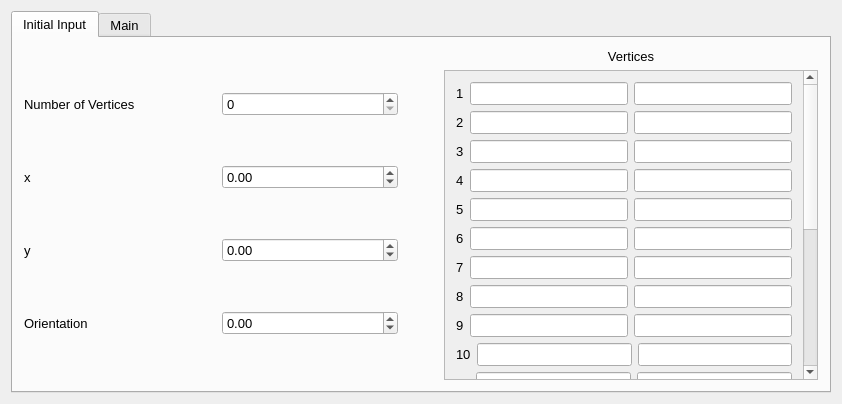
First picture: the form in QtClients/MovementDebugger/mainwindow.ui, repository madhavpatel6/EmbeddedSystemDesign_Team02, before the edit.
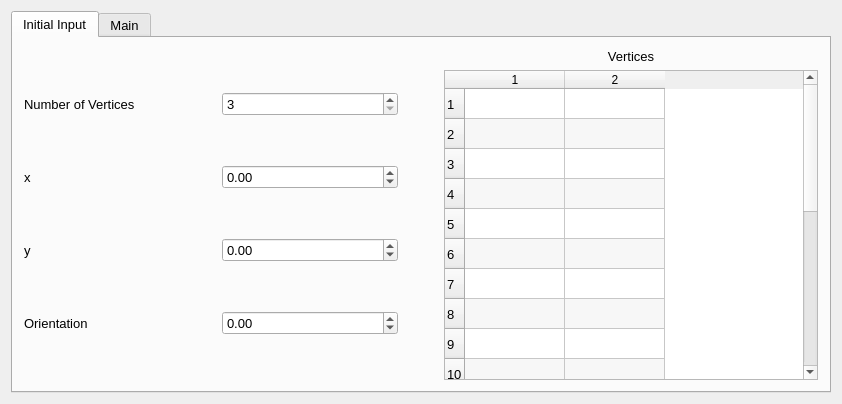
Second picture: the form after the edit. The open tabs and pages were chosen to show the change.

```diff
--- a/QtClients/MovementDebugger/mainwindow.ui
+++ b/QtClients/MovementDebugger/mainwindow.ui
@@ -96,6 +96,9 @@
               </item>
               <item>
                <widget class="QSpinBox" name="sb_numVertices">
+                <property name="minimum">
+                 <number>3</number>
+                </property>
                 <property name="maximum">
                  <number>20</number>
                 </property>
@@ -280,422 +283,44 @@
              </widget>
             </item>
             <item>
-             <widget class="QScrollArea" name="scrollArea">
-              <property name="widgetResizable">
+             <widget class="QTableWidget" name="tbl_vertices">
+              <property name="layoutDirection">
+               <enum>Qt::LeftToRight</enum>
+              </property>
+              <property name="autoFillBackground">
+               <bool>false</bool>
+              </property>
+              <property name="alternatingRowColors">
                <bool>true</bool>
               </property>
-              <widget class="QWidget" name="scrollAreaWidgetContents">
-               <property name="geometry">
-                <rect>
-                 <x>0</x>
-                 <y>0</y>
-                 <width>356</width>
-                 <height>652</height>
-                </rect>
-               </property>
-               <layout class="QVBoxLayout" name="verticalLayout_9">
-                <item>
-                 <layout class="QHBoxLayout" name="horizontalLayout_13">
-                  <property name="topMargin">
-                   <number>0</number>
-                  </property>
-                  <item>
-                   <widget class="QLabel" name="lbl_1">
-                    <property name="text">
-                     <string>1</string>
-                    </property>
-                   </widget>
-                  </item>
-                  <item>
-                   <widget class="QLineEdit" name="le_x1"/>
-                  </item>
-                  <item>
-                   <widget class="QLineEdit" name="le_y1"/>
-                  </item>
-                 </layout>
-                </item>
-                <item>
-                 <layout class="QHBoxLayout" name="horizontalLayout_15">
-                  <property name="topMargin">
-                   <number>0</number>
-                  </property>
-                  <item>
-                   <widget class="QLabel" name="lbl_2">
-                    <property name="text">
-                     <string>2</string>
-                    </property>
-                   </widget>
-                  </item>
-                  <item>
-                   <widget class="QLineEdit" name="le_x2"/>
-                  </item>
-                  <item>
-                   <widget class="QLineEdit" name="le_y2"/>
-                  </item>
-                 </layout>
-                </item>
-                <item>
-                 <layout class="QHBoxLayout" name="horizontalLayout_16">
-                  <property name="topMargin">
-                   <number>0</number>
-                  </property>
-                  <item>
-                   <widget class="QLabel" name="lbl_3">
-                    <property name="text">
-                     <string>3</string>
-                    </property>
-                   </widget>
-                  </item>
-                  <item>
-                   <widget class="QLineEdit" name="le_x3"/>
-                  </item>
-                  <item>
-                   <widget class="QLineEdit" name="le_y3"/>
-                  </item>
-                 </layout>
-                </item>
-                <item>
-                 <layout class="QHBoxLayout" name="horizontalLayout_17">
-                  <property name="topMargin">
-                   <number>0</number>
-                  </property>
-                  <item>
-                   <widget class="QLabel" name="lbl_4">
-                    <property name="text">
-                     <string>4</string>
-                    </property>
-                   </widget>
-                  </item>
-                  <item>
-                   <widget class="QLineEdit" name="le_x4"/>
-                  </item>
-                  <item>
-                   <widget class="QLineEdit" name="le_y4"/>
-                  </item>
-                 </layout>
-                </item>
-                <item>
-                 <layout class="QHBoxLayout" name="horizontalLayout_18">
-                  <property name="topMargin">
-                   <number>0</number>
-                  </property>
-                  <item>
-                   <widget class="QLabel" name="lbl_5">
-                    <property name="text">
-                     <string>5</string>
-                    </property>
-                   </widget>
-                  </item>
-                  <item>
-                   <widget class="QLineEdit" name="le_x5"/>
-                  </item>
-                  <item>
-                   <widget class="QLineEdit" name="le_y5"/>
-                  </item>
-                 </layout>
-                </item>
-                <item>
-                 <layout class="QHBoxLayout" name="horizontalLayout_19">
-                  <property name="topMargin">
-                   <number>0</number>
-                  </property>
-                  <item>
-                   <widget class="QLabel" name="lbl_6">
-                    <property name="text">
-                     <string>6</string>
-                    </property>
-                   </widget>
-                  </item>
-                  <item>
-                   <widget class="QLineEdit" name="le_x6"/>
-                  </item>
-                  <item>
-                   <widget class="QLineEdit" name="le_y6"/>
-                  </item>
-                 </layout>
-                </item>
-                <item>
-                 <layout class="QHBoxLayout" name="horizontalLayout_20">
-                  <property name="topMargin">
-                   <number>0</number>
-                  </property>
-                  <item>
-                   <widget class="QLabel" name="lbl_7">
-                    <property name="text">
-                     <string>7</string>
-                    </property>
-                   </widget>
-                  </item>
-                  <item>
-                   <widget class="QLineEdit" name="le_x7"/>
-                  </item>
-                  <item>
-                   <widget class="QLineEdit" name="le_y7"/>
-                  </item>
-                 </layout>
-                </item>
-                <item>
-                 <layout class="QHBoxLayout" name="horizontalLayout_21">
-                  <property name="topMargin">
-                   <number>0</number>
-                  </property>
-                  <item>
-                   <widget class="QLabel" name="lbl_8">
-                    <property name="text">
-                     <string>8</string>
-                    </property>
-                   </widget>
-                  </item>
-                  <item>
-                   <widget class="QLineEdit" name="le_x8"/>
-                  </item>
-                  <item>
-                   <widget class="QLineEdit" name="le_y8"/>
-                  </item>
-                 </layout>
-                </item>
-                <item>
-                 <layout class="QHBoxLayout" name="horizontalLayout_22">
-                  <property name="topMargin">
-                   <number>0</number>
-                  </property>
-                  <item>
-                   <widget class="QLabel" name="lbl_9">
-                    <property name="text">
-                     <string>9</string>
-                    </property>
-                   </widget>
-                  </item>
-                  <item>
-                   <widget class="QLineEdit" name="le_x9"/>
-                  </item>
-                  <item>
-                   <widget class="QLineEdit" name="le_y9"/>
-                  </item>
-                 </layout>
-                </item>
-                <item>
-                 <layout class="QHBoxLayout" name="horizontalLayout_23">
-                  <property name="topMargin">
-                   <number>0</number>
-                  </property>
-                  <item>
-                   <widget class="QLabel" name="lbl_10">
-                    <property name="text">
-                     <string>10</string>
-                    </property>
-                   </widget>
-                  </item>
-                  <item>
-                   <widget class="QLineEdit" name="le_x10"/>
-                  </item>
-                  <item>
-                   <widget class="QLineEdit" name="le_y10"/>
-                  </item>
-                 </layout>
-                </item>
-                <item>
-                 <layout class="QHBoxLayout" name="horizontalLayout_33">
-                  <property name="topMargin">
-                   <number>0</number>
-                  </property>
-                  <item>
-                   <widget class="QLabel" name="lbl_11">
-                    <property name="text">
-                     <string>11</string>
-                    </property>
-                   </widget>
-                  </item>
-                  <item>
-                   <widget class="QLineEdit" name="le_x11"/>
-                  </item>
-                  <item>
-                   <widget class="QLineEdit" name="le_y11"/>
-                  </item>
-                 </layout>
-                </item>
-                <item>
-                 <layout class="QHBoxLayout" name="horizontalLayout_32">
-                  <property name="topMargin">
-                   <number>0</number>
-                  </property>
-                  <item>
-                   <widget class="QLabel" name="lbl_12">
-                    <property name="text">
-                     <string>12</string>
-                    </property>
-                   </widget>
-                  </item>
-                  <item>
-                   <widget class="QLineEdit" name="le_x12"/>
-                  </item>
-                  <item>
-                   <widget class="QLineEdit" name="le_y12"/>
-                  </item>
-                 </layout>
-                </item>
-                <item>
-                 <layout class="QHBoxLayout" name="horizontalLayout_31">
-                  <property name="topMargin">
-                   <number>0</number>
-                  </property>
-                  <item>
-                   <widget class="QLabel" name="lbl_13">
-                    <property name="text">
-                     <string>13</string>
-                    </property>
-                   </widget>
-                  </item>
-                  <item>
-                   <widget class="QLineEdit" name="le_x13"/>
-                  </item>
-                  <item>
-                   <widget class="QLineEdit" name="le_y13"/>
-                  </item>
-                 </layout>
-                </item>
-                <item>
-                 <layout class="QHBoxLayout" name="horizontalLayout_30">
-                  <property name="topMargin">
-                   <number>0</number>
-                  </property>
-                  <item>
-                   <widget class="QLabel" name="lbl_14">
-                    <property name="text">
-                     <string>14</string>
-                    </property>
-                   </widget>
-                  </item>
-                  <item>
-                   <widget class="QLineEdit" name="le_x14"/>
-                  </item>
-                  <item>
-                   <widget class="QLineEdit" name="le_y14"/>
-                  </item>
-                 </layout>
-                </item>
-                <item>
-                 <layout class="QHBoxLayout" name="horizontalLayout_29">
-                  <property name="topMargin">
-                   <number>0</number>
-                  </property>
-                  <item>
-                   <widget class="QLabel" name="lbl_15">
-                    <property name="text">
-                     <string>15</string>
-                    </property>
-                   </widget>
-                  </item>
-                  <item>
-                   <widget class="QLineEdit" name="le_x15"/>
-                  </item>
-                  <item>
-                   <widget class="QLineEdit" name="le_y15"/>
-                  </item>
-                 </layout>
-                </item>
-                <item>
-                 <layout class="QHBoxLayout" name="horizontalLayout_28">
-                  <property name="topMargin">
-                   <number>0</number>
-                  </property>
-                  <item>
-                   <widget class="QLabel" name="lbl_16">
-                    <property name="text">
-                     <string>16</string>
-                    </property>
-                   </widget>
-                  </item>
-                  <item>
-                   <widget class="QLineEdit" name="le_x16"/>
-                  </item>
-                  <item>
-                   <widget class="QLineEdit" name="le_y16"/>
-                  </item>
-                 </layout>
-                </item>
-                <item>
-                 <layout class="QHBoxLayout" name="horizontalLayout_27">
-                  <property name="topMargin">
-                   <number>0</number>
-                  </property>
-                  <item>
-                   <widget class="QLabel" name="lbl_17">
-                    <property name="text">
-                     <string>17</string>
-                    </property>
-                   </widget>
-                  </item>
-                  <item>
-                   <widget class="QLineEdit" name="le_x17"/>
-                  </item>
-                  <item>
-                   <widget class="QLineEdit" name="le_y17"/>
-                  </item>
-                 </layout>
-                </item>
-                <item>
-                 <layout class="QHBoxLayout" name="horizontalLayout_26">
-                  <property name="topMargin">
-                   <number>0</number>
-                  </property>
-                  <item>
-                   <widget class="QLabel" name="lbl_18">
-                    <property name="text">
-                     <string>18</string>
-                    </property>
-                   </widget>
-                  </item>
-                  <item>
-                   <widget class="QLineEdit" name="le_x18"/>
-                  </item>
-                  <item>
-                   <widget class="QLineEdit" name="le_y18"/>
-                  </item>
-                 </layout>
-                </item>
-                <item>
-                 <layout class="QHBoxLayout" name="horizontalLayout_25">
-                  <property name="topMargin">
-                   <number>0</number>
-                  </property>
-                  <item>
-                   <widget class="QLabel" name="lbl_19">
-                    <property name="text">
-                     <string>19</string>
-                    </property>
-                   </widget>
-                  </item>
-                  <item>
-                   <widget class="QLineEdit" name="le_x19"/>
-                  </item>
-                  <item>
-                   <widget class="QLineEdit" name="le_y19"/>
-                  </item>
-                 </layout>
-                </item>
-                <item>
-                 <layout class="QHBoxLayout" name="horizontalLayout_24">
-                  <property name="topMargin">
-                   <number>0</number>
-                  </property>
-                  <item>
-                   <widget class="QLabel" name="lbl_20">
-                    <property name="text">
-                     <string>20</string>
-                    </property>
-                   </widget>
-                  </item>
-                  <item>
-                   <widget class="QLineEdit" name="le_x20"/>
-                  </item>
-                  <item>
-                   <widget class="QLineEdit" name="le_y20"/>
-                  </item>
-                 </layout>
-                </item>
-               </layout>
-              </widget>
+              <property name="rowCount">
+               <number>20</number>
+              </property>
+              <property name="columnCount">
+               <number>2</number>
+              </property>
+              <row/>
+              <row/>
+              <row/>
+              <row/>
+              <row/>
+              <row/>
+              <row/>
+              <row/>
+              <row/>
+              <row/>
+              <row/>
+              <row/>
+              <row/>
+              <row/>
+              <row/>
+              <row/>
+              <row/>
+              <row/>
+              <row/>
+              <row/>
+              <column/>
+              <column/>
              </widget>
             </item>
            </layout>
```
Left out of the diff: 6 changed lines with no effect on the pictures.
